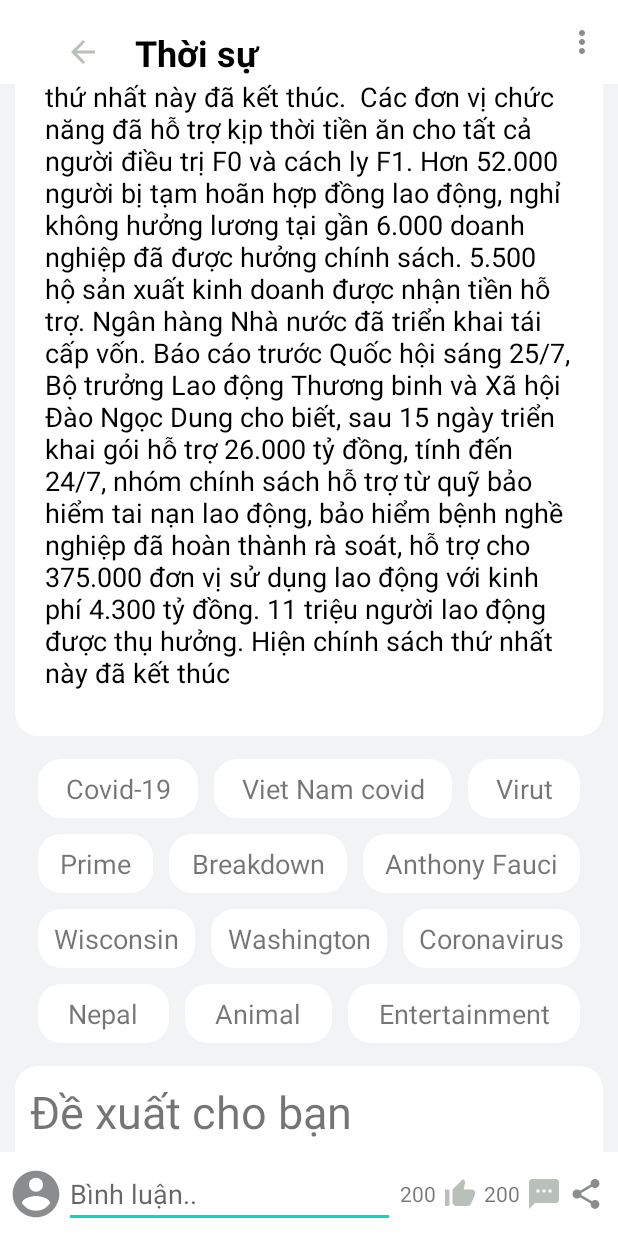
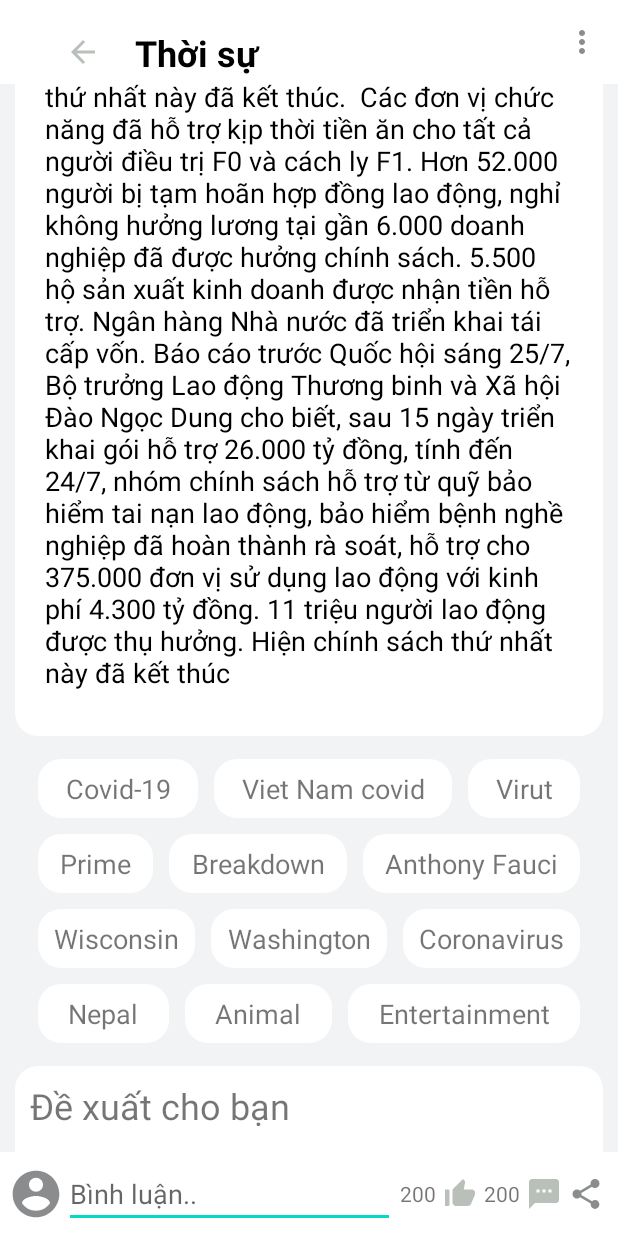
Before and after one commit to nguyenhoa17109/Diginew, an Android app: the NewsActivity screen opened directly, with no data from a screen before it, scrolled down 537 dp, on a phone screen of 412 x 824 dp. Run offline under Robolectric (Android 15) with nearby library versions, the phone set to English and light mode, and no system bars.

Commit message:
update news_activity

```diff
--- a/app/src/main/java/com/nguyenhoa/diginew/NewsActivity.java
+++ b/app/src/main/java/com/nguyenhoa/diginew/NewsActivity.java
@@ -37,17 +37,24 @@ public class NewsActivity extends AppCompatActivity implements NewsRCAdapter.Ite
         getSupportActionBar().setElevation(0);
         View view = getSupportActionBar().getCustomView();
 
-
+        init();
 
         Intent intent = getIntent();
         News news = (News) intent.getSerializableExtra("News");
-//        tvTopic.setText(news.getTopic());
-        tvTitleNews.setText(news.getTitle());
-        tvContent.setText(news.getContent());
-        tvSource.setText(news.getSource());
-        tvTime.setText(String.valueOf(news.getTimes()));
-        tvLikes.setText(String.valueOf(news.getLikes()));
-        tvCmts.setText(String.valueOf(news.getCmts()));
+        if(news != null){
+            tvTopic.setText(news.getTopic());
+            tvTitleNews.setText(news.getTitle());
+            tvContent.setText(news.getContent());
+            tvSource.setText(news.getSource());
+            tvTime.setText(news.getTimes()+" "+getResources().getString(R.string.time));
+            tvLikes.setText(String.valueOf(news.getLikes()));
+            tvCmts.setText(String.valueOf(news.getCmts()));
+
+
+        }else{
+            Toast.makeText(this, "LOLO", Toast.LENGTH_SHORT).show();
+        }
+
     }
 
     @Override
@@ -96,6 +103,7 @@ public class NewsActivity extends AppCompatActivity implements NewsRCAdapter.Ite
         recyclerView.setLayoutManager(manager);
         adapter.setData(setList());
         adapter.setClickNewsListener(this::onItemClick);
+        recyclerView.setAdapter(adapter);
     }
 
     private ArrayList<News> setList(){
--- a/app/src/main/res/layout/activity_news.xml
+++ b/app/src/main/res/layout/activity_news.xml
@@ -258,7 +258,7 @@ Báo cáo trước Quốc hội sáng 25/7, Bộ trưởng Lao động Thương
                     android:layout_width="match_parent"
                     android:layout_height="wrap_content"
                     android:text="Đề xuất cho bạn"
-                    android:textSize="30sp" />
+                    android:textSize="24sp" />
 
                 <androidx.recyclerview.widget.RecyclerView
                     android:id="@+id/rcNews"
```
